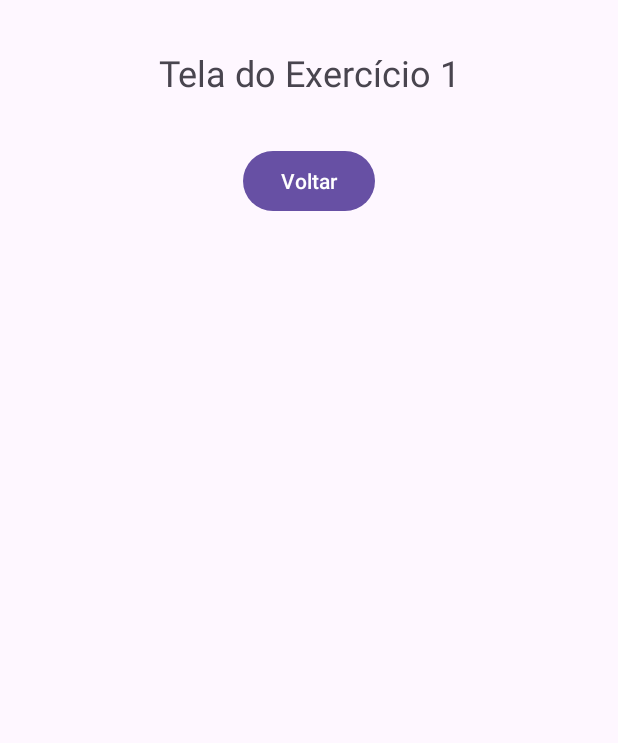
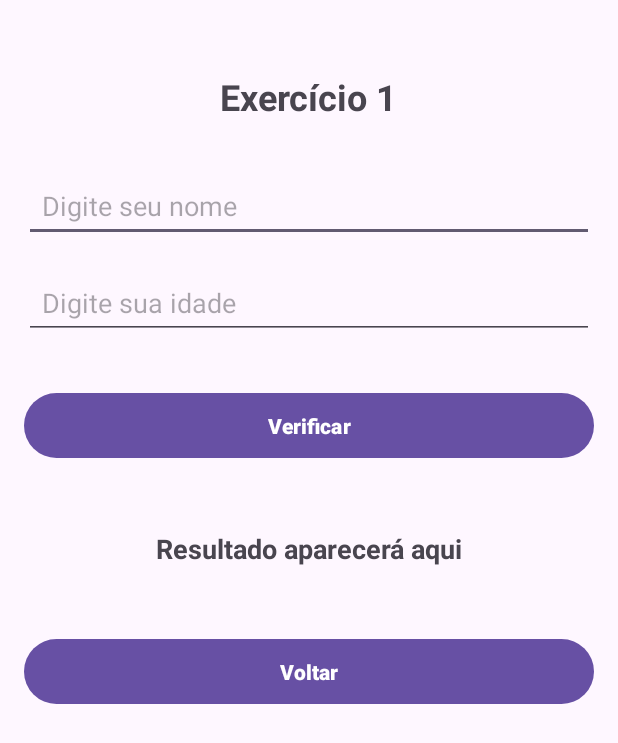
Before and after one commit to Kayke-Denelle/Atividade-Ac1-DesenvolvimentoMobile, an Android app: the Exercicio1 screen opened directly, with no data from a screen before it, on a phone screen of 412 x 824 dp. Shown: the top 743 px of the screen. Run offline under Robolectric (Android 15) with nearby library versions, the phone set to English and light mode, and no system bars.

Commit message:
tarefa 1 - finalizada

```diff
--- a/app/src/main/java/com/example/atividadeac1/Exercicio1.java
+++ b/app/src/main/java/com/example/atividadeac1/Exercicio1.java
@@ -4,6 +4,8 @@ import android.content.Intent;
 import android.os.Bundle;
 import android.view.View;
 import android.widget.Button;
+import android.widget.EditText;
+import android.widget.TextView;
 
 import androidx.appcompat.app.AppCompatActivity;
 
@@ -22,5 +24,32 @@ public class Exercicio1 extends AppCompatActivity {
                 startActivity(intent);
             }
         });
+
+        EditText editTextNome = findViewById(R.id.editTextNome);
+        EditText editTextIdade = findViewById(R.id.editTextIdade);
+        Button btnVerificar = findViewById(R.id.btnVerificar);
+        TextView textViewResultado = findViewById(R.id.textViewResultado);
+
+        btnVerificar.setOnClickListener(new View.OnClickListener() {
+            @Override
+            public void onClick(View v) {
+                String nome = editTextNome.getText().toString();
+                String idadeTexto = editTextIdade.getText().toString();
+
+                if (nome.isEmpty() || idadeTexto.isEmpty()) {
+                    textViewResultado.setText("Por favor, preencha todos os campos.");
+                    return;
+                }
+
+                int idade = Integer.parseInt(idadeTexto);
+
+                if (idade >= 18) {
+                    textViewResultado.setText(nome + ", você é maior de idade.");
+                } else {
+                    textViewResultado.setText(nome + ", você é menor de idade.");
+                }
+            }
+
+        });
     }
 }
--- a/app/src/main/res/layout/exercicio1.xml
+++ b/app/src/main/res/layout/exercicio1.xml
@@ -4,27 +4,83 @@
     xmlns:tools="http://schemas.android.com/tools"
     android:layout_width="match_parent"
     android:layout_height="match_parent"
+    android:padding="16dp"
     tools:context=".Exercicio1">
 
     <TextView
         android:id="@+id/textView"
         android:layout_width="wrap_content"
         android:layout_height="wrap_content"
-        android:text="Tela do Exercício 1"
+        android:text="Exercício 1"
         android:textSize="24sp"
+        android:textStyle="bold"
         app:layout_constraintTop_toTopOf="parent"
         app:layout_constraintStart_toStartOf="parent"
         app:layout_constraintEnd_toEndOf="parent"
         android:layout_marginTop="32dp"/>
 
-    <Button
-        android:id="@+id/btnVoltar"
-        android:layout_width="wrap_content"
+    <EditText
+        android:id="@+id/editTextNome"
+        android:layout_width="0dp"
         android:layout_height="wrap_content"
-        android:text="Voltar"
+        android:hint="Digite seu nome"
+        android:inputType="text"
+        android:layout_marginTop="32dp"
         app:layout_constraintTop_toBottomOf="@id/textView"
         app:layout_constraintStart_toStartOf="parent"
         app:layout_constraintEnd_toEndOf="parent"
-        android:layout_marginTop="32dp"/>
+        android:padding="12dp" />
+
+    <EditText
+        android:id="@+id/editTextIdade"
+        android:layout_width="0dp"
+        android:layout_height="wrap_content"
+        android:hint="Digite sua idade"
+        android:inputType="number"
+        android:layout_marginTop="16dp"
+        app:layout_constraintTop_toBottomOf="@id/editTextNome"
+        app:layout_constraintStart_toStartOf="parent"
+        app:layout_constraintEnd_toEndOf="parent"
+        android:padding="12dp"/>
+
+    <Button
+        android:id="@+id/btnVerificar"
+        android:layout_width="0dp"
+        android:layout_height="wrap_content"
+        android:text="Verificar"
+        android:layout_marginTop="32dp"
+        android:textColor="@android:color/white"
+        android:textStyle="bold"
+        app:layout_constraintTop_toBottomOf="@id/editTextIdade"
+        app:layout_constraintStart_toStartOf="parent"
+        app:layout_constraintEnd_toEndOf="parent"
+        android:padding="12dp"/>
+
+    <TextView
+        android:id="@+id/textViewResultado"
+        android:layout_width="0dp"
+        android:layout_height="wrap_content"
+        android:text="Resultado aparecerá aqui"
+        android:textSize="18sp"
+        android:textStyle="bold"
+        android:gravity="center"
+        android:layout_marginTop="32dp"
+        app:layout_constraintTop_toBottomOf="@id/btnVerificar"
+        app:layout_constraintStart_toStartOf="parent"
+        app:layout_constraintEnd_toEndOf="parent"
+        android:padding="12dp"/>
+
+    <Button
+        android:id="@+id/btnVoltar"
+        android:layout_width="0dp"
+        android:layout_height="wrap_content"
+        android:text="Voltar"
+        android:layout_marginTop="32dp"
+        android:textColor="@android:color/white"
+        android:textStyle="bold"
+        app:layout_constraintTop_toBottomOf="@id/textViewResultado"
+        app:layout_constraintStart_toStartOf="parent"
+        app:layout_constraintEnd_toEndOf="parent"
+        android:padding="12dp"/>
 
 </androidx.constraintlayout.widget.ConstraintLayout>
```
